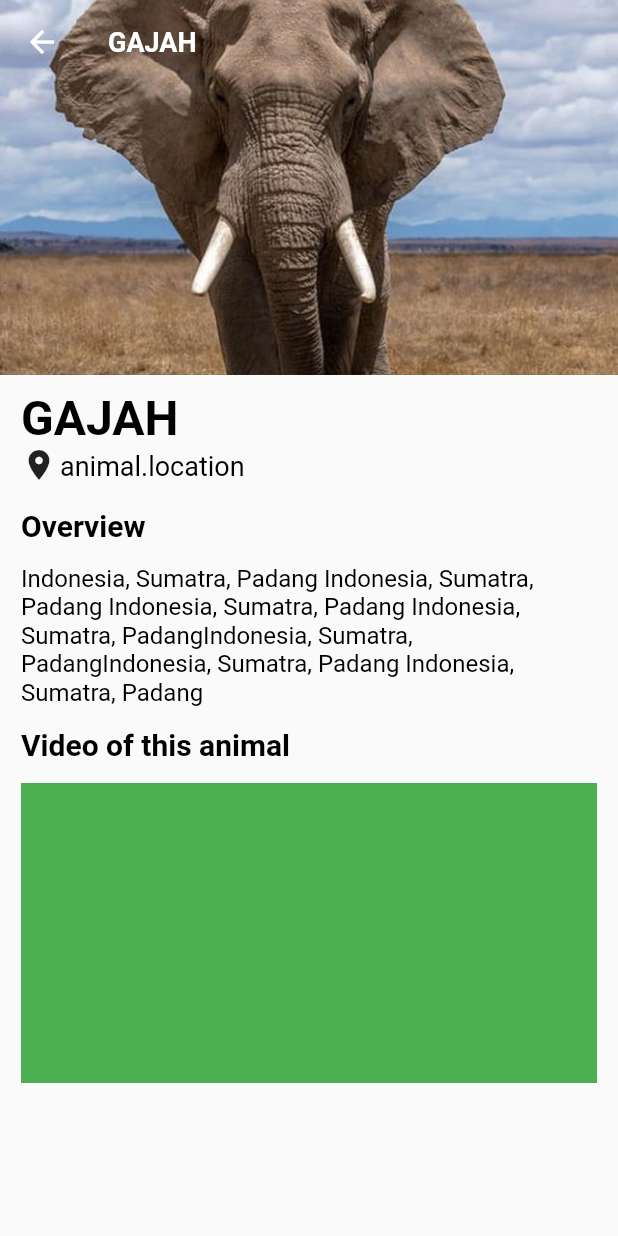
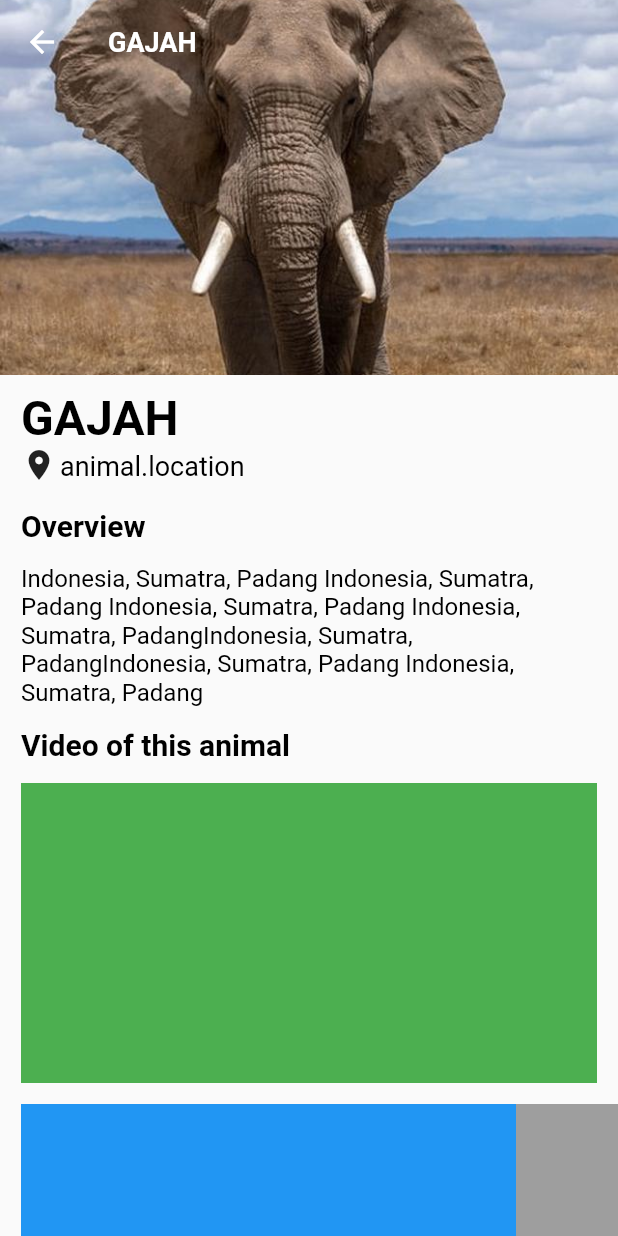
Before and after one commit to AdamAbd/animals_app, a Flutter app: the DescriptionPage screen opened directly, on a phone screen of 412 x 824 dp. Run offline on Flutter 3.47's test engine with Material 2 defaults, Android fonts, the phone set to English and light mode, and no system bars.

Commit message:
make foto placeholder

```diff
--- a/lib/pages/descriptionPage.dart
+++ b/lib/pages/descriptionPage.dart
@@ -33,9 +33,11 @@ class _DescriptionPageState extends State<DescriptionPage> {
           ];
         },
         body: Scrollbar(
-          child: Padding(
+          child: SingleChildScrollView(
+            child: Column(
+              children: [
+                Padding(
                   padding: const EdgeInsets.symmetric(horizontal: 14.0),
-            child: SingleChildScrollView(
                   child: Column(
                     crossAxisAlignment: CrossAxisAlignment.start,
                     children: [
@@ -105,6 +107,28 @@ class _DescriptionPageState extends State<DescriptionPage> {
                     ],
                   ),
                 ),
+                Container(
+                  margin: const EdgeInsets.symmetric(vertical: 14.0),
+                  height: 200.0,
+                  child: ListView(
+                    scrollDirection: Axis.horizontal,
+                    children: [
+                      SizedBox(width: 14.0),
+                      Container(
+                        width: 330,
+                        height: 200,
+                        color: Colors.blue,
+                      ),
+                      Container(
+                        width: 200.0,
+                        height: 200,
+                        color: Colors.grey,
+                      ),
+                    ],
+                  ),
+                ),
+              ],
+            ),
           ),
         ),
       ),
```
Lines whose indentation alone changed are shown as unchanged.
